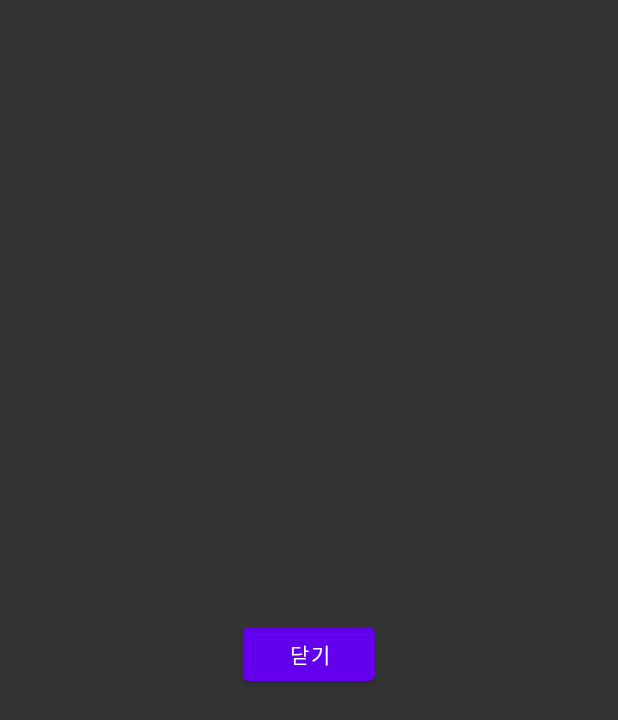
After one commit to jisu217/guadian-ondevice, an Android app: the layout shield_overlay.xml on its own in the app's theme, with its tools: preview values and no code run, on a phone screen of 412 x 824 dp. The commit adds this screen. Shown: the top 720 px of the screen. Run offline under Robolectric (Android 15) with nearby library versions, the light colour scheme and no system bars.

Commit message:
feat: add ShieldAccessibilityService for automatic ad-click detection

```diff
--- /dev/null
+++ b/app/src/main/res/layout/shield_overlay.xml
@@ -0,0 +1,24 @@
+<?xml version="1.0" encoding="utf-8"?>
+<LinearLayout xmlns:android="http://schemas.android.com/apk/res/android"
+    android:layout_width="match_parent"
+    android:layout_height="match_parent"
+    android:orientation="vertical"
+    android:gravity="center"
+    android:background="#CC000000"
+    android:padding="24dp">
+
+    <TextView
+        android:id="@+id/shieldStatusText"
+        android:layout_width="match_parent"
+        android:layout_height="wrap_content"
+        android:textColor="#FFFFFF"
+        android:textSize="18sp" />
+
+    <Button
+        android:id="@+id/shieldDismissButton"
+        android:layout_width="wrap_content"
+        android:layout_height="wrap_content"
+        android:layout_marginTop="24dp"
+        android:text="@string/shield_dismiss_button" />
+
+</LinearLayout>
```
Also changed, not shown: app/src/main/AndroidManifest.xml (+12 -0 lines), app/src/main/kotlin/com/guardian/ondevice/shield/ShieldAccessibilityService.kt (added, +143 -0 lines), app/src/main/res/values/strings.xml (+7 -0 lines), app/src/main/res/xml/shield_accessibility_service_config.xml (added, +9 -0 lines).
